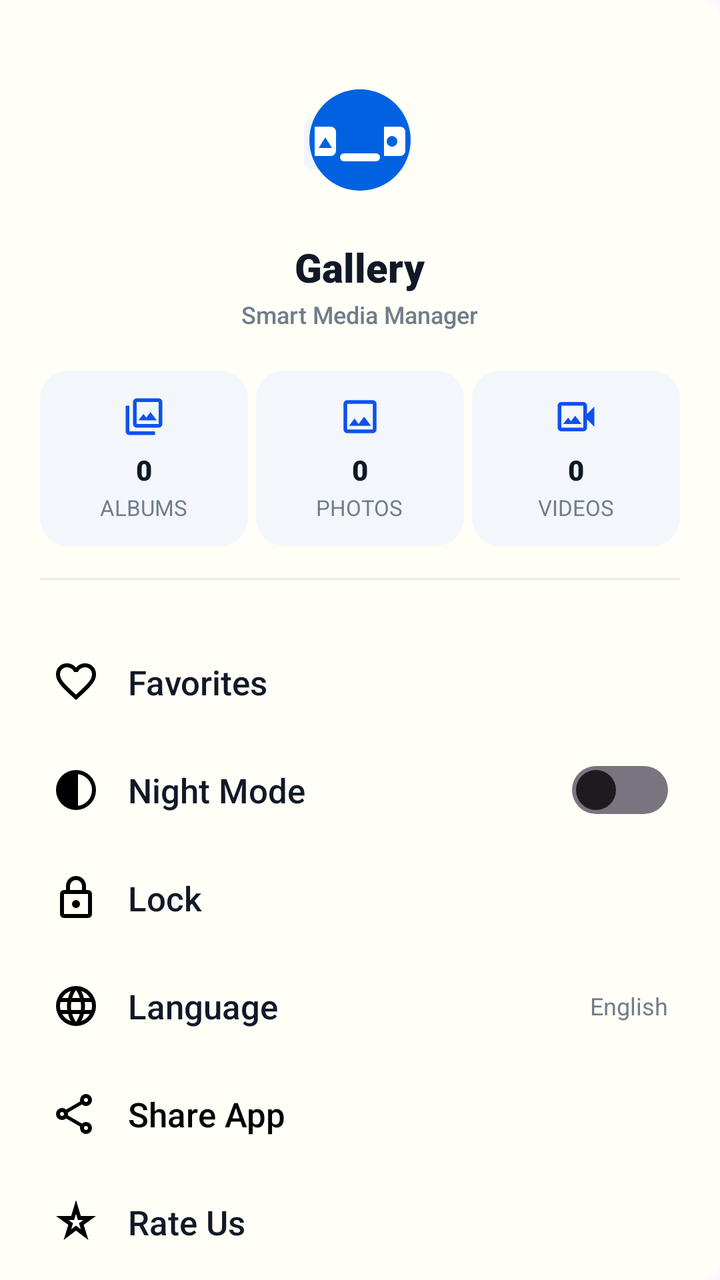
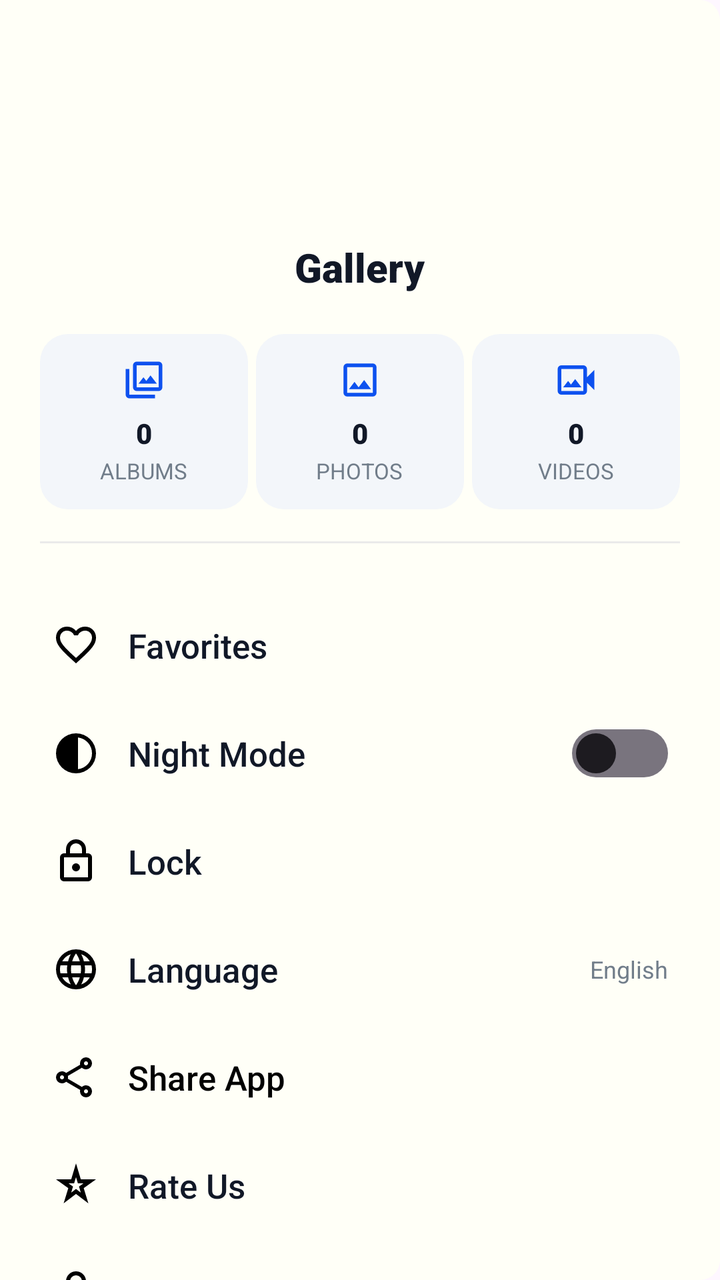

Screens rendered from an Android XML layout before and after an edit, with the pre-edit source and the edit as a unified diff.
<!-- AndroidManifest.xml: application theme Theme.GalleryApp -->
<!-- res/layout/dialog_side_menu.xml -->
<androidx.core.widget.NestedScrollView xmlns:android="http://schemas.android.com/apk/res/android"
    xmlns:app="http://schemas.android.com/apk/res-auto"
    android:layout_width="match_parent"
    android:layout_height="match_parent"
    android:background="@drawable/bg_side_drawer_rounded"
    android:fillViewport="true"
    android:fitsSystemWindows="true"
    android:overScrollMode="never">

    <LinearLayout
        android:layout_width="match_parent"
        android:layout_height="wrap_content"
        android:orientation="vertical"
        android:paddingHorizontal="20dp"
        android:paddingTop="30dp"
        android:paddingBottom="30dp">

        <LinearLayout
            android:layout_width="match_parent"
            android:layout_height="wrap_content"
            android:gravity="center"
            android:orientation="vertical">

            <ImageView
                android:layout_width="80dp"
                android:layout_height="80dp"
                android:src="@drawable/ic_lumina_logo" />

            <TextView
                android:layout_width="wrap_content"
                android:layout_height="wrap_content"
                android:layout_marginTop="10dp"
                android:fontFamily="sans-serif-black"
                android:text="@string/app_name"
                android:textColor="@color/lumina_text_title"
                android:textSize="20sp"
                android:textStyle="bold" />

            <TextView
                android:layout_width="wrap_content"
                android:layout_height="wrap_content"
                android:layout_marginTop="2dp"
                android:fontFamily="sans-serif-medium"
                android:text="@string/smart_media_manager"
                android:textColor="@color/lumina_text_secondary"
                android:textSize="12sp" />

        </LinearLayout>

        <LinearLayout
            android:id="@+id/itemcount"
            android:layout_width="match_parent"
            android:layout_height="wrap_content"
            android:layout_marginTop="20dp"
            android:orientation="horizontal"
            android:weightSum="3">

            <LinearLayout
                android:id="@+id/menuCardAlbums"
                android:layout_width="0dp"
                android:layout_height="wrap_content"
                android:layout_marginEnd="4dp"
                android:layout_weight="1"
                android:background="@drawable/bg_drawer_stat_card"
                android:gravity="center"
                android:orientation="vertical"
                android:paddingHorizontal="4dp"
                android:paddingVertical="12dp">

                <ImageView
                    android:layout_width="22dp"
                    android:layout_height="22dp"
                    android:src="@drawable/albums"
                    app:tint="@color/accent_main" />

                <TextView
                    android:id="@+id/tvDrawerAlbumCount"
                    android:layout_width="wrap_content"
                    android:layout_height="wrap_content"
                    android:layout_marginTop="6dp"
                    android:fontFamily="sans-serif-black"
                    android:text="0"
                    android:textColor="@color/lumina_text_title"
                    android:textSize="14sp"
                    android:textStyle="bold" />

                <TextView
                    android:layout_width="wrap_content"
                    android:layout_height="wrap_content"
                    android:layout_marginTop="2dp"
                    android:fontFamily="sans-serif"
                    android:text="@string/albums"
                    android:textColor="@color/lumina_text_secondary"
                    android:textSize="11sp" />

            </LinearLayout>

            <LinearLayout
                android:id="@+id/menuCardPhotos"
                android:layout_width="0dp"
                android:layout_height="wrap_content"
                android:layout_marginEnd="4dp"
                android:layout_weight="1"
                android:background="@drawable/bg_drawer_stat_card"
                android:gravity="center"
                android:orientation="vertical"
                android:paddingHorizontal="4dp"
                android:paddingVertical="12dp">

                <ImageView
                    android:layout_width="22dp"
                    android:layout_height="22dp"
                    android:src="@drawable/photo"
                    app:tint="@color/accent_main" />

                <TextView
                    android:id="@+id/tvDrawerPhotoCount"
                    android:layout_width="wrap_content"
                    android:layout_height="wrap_content"
                    android:layout_marginTop="6dp"
                    android:fontFamily="sans-serif-black"
                    android:text="0"
                    android:textColor="@color/lumina_text_title"
                    android:textSize="14sp"
                    android:textStyle="bold" />

                <TextView
                    android:layout_width="wrap_content"
                    android:layout_height="wrap_content"
                    android:layout_marginTop="2dp"
                    android:fontFamily="sans-serif"
                    android:text="@string/photos"
                    android:textColor="@color/lumina_text_secondary"
                    android:textSize="11sp" />

            </LinearLayout>

            <LinearLayout
                android:id="@+id/menuCardVideos"
                android:layout_width="0dp"
                android:layout_height="wrap_content"
                android:layout_weight="1"
                android:background="@drawable/bg_drawer_stat_card"
                android:gravity="center"
                android:orientation="vertical"
                android:paddingHorizontal="4dp"
                android:paddingVertical="12dp">

                <ImageView
                    android:layout_width="22dp"
                    android:layout_height="22dp"
                    android:src="@drawable/video"
                    app:tint="@color/accent_main" />

                <TextView
                    android:id="@+id/tvDrawerVideoCount"
                    android:layout_width="wrap_content"
                    android:layout_height="wrap_content"
                    android:layout_marginTop="6dp"
                    android:fontFamily="sans-serif-black"
                    android:text="0"
                    android:textColor="@color/lumina_text_title"
                    android:textSize="14sp"
                    android:textStyle="bold" />

                <TextView
                    android:layout_width="wrap_content"
                    android:layout_height="wrap_content"
                    android:layout_marginTop="2dp"
                    android:fontFamily="sans-serif"
                    android:text="@string/videos"
                    android:textColor="@color/lumina_text_secondary"
                    android:textSize="11sp" />

            </LinearLayout>
        </LinearLayout>

        <LinearLayout
            android:id="@+id/cardStorageOverview"
            android:layout_width="match_parent"
            android:layout_height="wrap_content"
            android:layout_marginTop="12dp"
            android:background="@drawable/bg_drawer_stat_card"
            android:orientation="vertical"
            android:padding="12dp"
            android:visibility="gone">

            <LinearLayout
                android:layout_width="match_parent"
                android:layout_height="wrap_content"
                android:gravity="center_vertical"
                android:orientation="horizontal">

                <ImageView
                    android:layout_width="18dp"
                    android:layout_height="18dp"
                    android:src="@drawable/theme"
                    app:tint="@color/lumina_primary" />

                <TextView
                    android:layout_width="0dp"
                    android:layout_height="wrap_content"
                    android:layout_marginStart="8dp"
                    android:layout_weight="1"
                    android:fontFamily="sans-serif-bold"
                    android:text="@string/media_storage"
                    android:textColor="@color/lumina_text_title"
                    android:textSize="13sp"
                    android:textStyle="bold" />

                <TextView
                    android:id="@+id/tvDrawerTotalStorageSize"
                    android:layout_width="wrap_content"
                    android:layout_height="wrap_content"
                    android:fontFamily="sans-serif-black"
                    android:text="0 B"
                    android:textColor="@color/lumina_primary"
                    android:textSize="13sp"
                    android:textStyle="bold" />

            </LinearLayout>

            <TextView
                android:id="@+id/tvDrawerTotalItemCount"
                android:layout_width="match_parent"
                android:layout_height="wrap_content"
                android:layout_marginTop="4dp"
                android:fontFamily="sans-serif"
                android:text="0 Total Media Items"
                android:textColor="@color/lumina_text_secondary"
                android:textSize="11sp" />

        </LinearLayout>

        <View
            android:layout_width="match_parent"
            android:layout_height="1dp"
            android:layout_marginVertical="16dp"
            android:background="#EAEAEA" />

        <LinearLayout
            android:layout_width="match_parent"
            android:layout_height="wrap_content"
            android:orientation="vertical"
            android:paddingVertical="8dp">

            <LinearLayout
                android:id="@+id/menuItemFavorites"
                android:layout_width="match_parent"
                android:layout_height="46dp"
                android:layout_marginTop="4dp"
                android:layout_marginBottom="4dp"
                android:background="?attr/selectableItemBackground"
                android:gravity="center_vertical"
                android:orientation="horizontal"
                android:paddingHorizontal="6dp">

                <ImageView
                    android:layout_width="24dp"
                    android:layout_height="24dp"
                    android:src="@drawable/favorite"
                    app:tint="@color/black" />

                <TextView
                    android:layout_width="0dp"
                    android:layout_height="wrap_content"
                    android:layout_marginStart="14dp"
                    android:layout_weight="1"
                    android:fontFamily="sans-serif-medium"
                    android:text="@string/favorites"
                    android:textColor="@color/lumina_text_title"
                    android:textSize="17sp" />

            </LinearLayout>

            <LinearLayout
                android:id="@+id/menuItemNightMode"
                android:layout_width="match_parent"
                android:layout_height="46dp"
                android:layout_marginTop="4dp"
                android:layout_marginBottom="4dp"
                android:background="?attr/selectableItemBackground"
                android:gravity="center_vertical"
                android:orientation="horizontal"
                android:paddingHorizontal="6dp">


                <ImageView
                    android:layout_width="24dp"
                    android:layout_height="24dp"
                    android:src="@drawable/theme"
                    app:tint="@color/black" />

                <TextView
                    android:layout_width="0dp"
                    android:layout_height="wrap_content"
                    android:layout_marginStart="14dp"
                    android:layout_weight="1"
                    android:fontFamily="sans-serif-medium"
                    android:text="@string/night_mode"
                    android:textColor="@color/lumina_text_title"
                    android:textSize="17sp" />

                <androidx.appcompat.widget.SwitchCompat
                    android:id="@+id/switchNightMode"
                    android:layout_width="wrap_content"
                    android:layout_height="wrap_content"
                    android:background="@null"
                    android:thumb="@drawable/custom_switch_thumb"
                    app:showText="false"
                    app:track="@drawable/custom_switch_track" />
            </LinearLayout>

            <LinearLayout
                android:id="@+id/menuItemLock"
                android:layout_width="match_parent"
                android:layout_height="46dp"
                android:layout_marginTop="4dp"
                android:layout_marginBottom="4dp"
                android:background="?attr/selectableItemBackground"
                android:gravity="center_vertical"
                android:orientation="horizontal"
                android:paddingHorizontal="6dp">


                <ImageView
                    android:layout_width="24dp"
                    android:layout_height="24dp"
                    android:src="@drawable/lock"
                    app:tint="@color/black" />

                <TextView
                    android:layout_width="0dp"
                    android:layout_height="wrap_content"
                    android:layout_marginStart="14dp"
                    android:layout_weight="1"
                    android:fontFamily="sans-serif-medium"
                    android:text="@string/lock"
                    android:textColor="@color/lumina_text_title"
                    android:textSize="17sp" />

            </LinearLayout>

            <LinearLayout
                android:id="@+id/menuItemLanguage"
                android:layout_width="match_parent"
                android:layout_height="46dp"
                android:layout_marginTop="4dp"
                android:layout_marginBottom="4dp"
                android:background="?attr/selectableItemBackground"
                android:gravity="center_vertical"
                android:orientation="horizontal"
                android:paddingHorizontal="6dp">

                <ImageView
                    android:layout_width="24dp"
                    android:layout_height="24dp"
                    android:src="@drawable/language"
                    app:tint="@color/black" />

                <TextView
                    android:layout_width="0dp"
                    android:layout_height="wrap_content"
                    android:layout_marginStart="14dp"
                    android:layout_weight="1"
                    android:fontFamily="sans-serif-medium"
                    android:text="@string/language"
                    android:textColor="@color/lumina_text_title"
                    android:textSize="17sp" />

                <TextView
                    android:id="@+id/tvCurrentLanguage"
                    android:layout_width="wrap_content"
                    android:layout_height="wrap_content"
                    android:fontFamily="sans-serif"
                    android:text="English"
                    android:textColor="@color/lumina_text_secondary"
                    android:textSize="12sp" />

            </LinearLayout>

            <LinearLayout
                android:id="@+id/menuItemShareApp"
                android:layout_width="match_parent"
                android:layout_height="46dp"
                android:layout_marginTop="4dp"
                android:layout_marginBottom="4dp"
                android:background="?attr/selectableItemBackground"
                android:gravity="center_vertical"
                android:orientation="horizontal"
                android:paddingHorizontal="6dp">


                <ImageView
                    android:layout_width="24dp"
                    android:layout_height="24dp"
                    android:src="@drawable/share"
                    app:tint="@color/black" />

                <TextView
                    android:layout_width="0dp"
                    android:layout_height="wrap_content"
                    android:layout_marginStart="14dp"
                    android:layout_weight="1"
                    android:fontFamily="sans-serif-medium"
                    android:text="@string/share_app"
                    android:textColor="@color/black"
                    android:textSize="17sp" />

            </LinearLayout>

            <LinearLayout
                android:id="@+id/menuItemRateUs"
                android:layout_width="match_parent"
                android:layout_height="46dp"
                android:layout_marginTop="4dp"
                android:layout_marginBottom="4dp"
                android:background="?attr/selectableItemBackground"
                android:gravity="center_vertical"
                android:orientation="horizontal"
                android:paddingHorizontal="6dp">


                <ImageView
                    android:layout_width="24dp"
                    android:layout_height="24dp"
                    android:src="@drawable/rateus"
                    app:tint="@color/black" />

                <TextView
                    android:layout_width="0dp"
                    android:layout_height="wrap_content"
                    android:layout_marginStart="14dp"
                    android:layout_weight="1"
                    android:fontFamily="sans-serif-medium"
                    android:text="@string/rate_us"
                    android:textColor="@color/lumina_text_title"
                    android:textSize="17sp" />

            </LinearLayout>

            <LinearLayout
                android:id="@+id/menuItemPrivacyPolicy"
                android:layout_width="match_parent"
                android:layout_height="46dp"
                android:layout_marginTop="4dp"
                android:layout_marginBottom="4dp"
                android:background="?attr/selectableItemBackground"
                android:gravity="center_vertical"
                android:orientation="horizontal"
                android:paddingHorizontal="6dp">


                <ImageView
                    android:layout_width="24dp"
                    android:layout_height="24dp"
                    android:src="@drawable/lock"
                    app:tint="@color/black" />

                <TextView
                    android:layout_width="0dp"
                    android:layout_height="wrap_content"
                    android:layout_marginStart="14dp"
                    android:layout_weight="1"
                    android:fontFamily="sans-serif-medium"
                    android:text="@string/privacy_policy"
                    android:textColor="@color/lumina_text_title"
                    android:textSize="17sp" />

            </LinearLayout>

            <LinearLayout
                android:id="@+id/menuItemSettings"
                android:layout_width="match_parent"
                android:layout_height="46dp"
                android:layout_marginTop="4dp"
                android:layout_marginBottom="4dp"
                android:background="?attr/selectableItemBackground"
                android:gravity="center_vertical"
                android:orientation="horizontal"
                android:paddingHorizontal="6dp"
                android:visibility="gone">


                <ImageView
                    android:layout_width="24dp"
                    android:layout_height="24dp"
                    android:src="@drawable/setting"
                    app:tint="@color/black" />

                <TextView
                    android:layout_width="0dp"
                    android:layout_height="wrap_content"
                    android:layout_marginStart="14dp"
                    android:layout_weight="1"
                    android:fontFamily="sans-serif-medium"
                    android:text="@string/settings"
                    android:textColor="@color/lumina_text_title"
                    android:textSize="17sp" />

            </LinearLayout>

        </LinearLayout>
    </LinearLayout>
</androidx.core.widget.NestedScrollView>
<!-- resources referenced by this layout -->
<resources>
  <color name="accent_main">#0d51ef</color>
  <color name="black">#FF000000</color>
  <color name="lumina_primary">#0062E0</color>
  <color name="lumina_text_secondary">#717D8A</color>
  <color name="lumina_text_title">#111827</color>
  <!-- drawable bg_drawer_stat_card (drawable) -->
  <?xml version="1.0" encoding="utf-8"?>
  <shape xmlns:android="http://schemas.android.com/apk/res/android"
      android:shape="rectangle">
      <solid android:color="#F3F6FA" />
      <corners android:radius="14dp" />
  </shape>
  <!-- drawable bg_side_drawer_rounded (drawable) -->
  <?xml version="1.0" encoding="utf-8"?>
  <shape xmlns:android="http://schemas.android.com/apk/res/android"
      android:shape="rectangle">
      <solid android:color="@color/white" />
      <corners
          android:topRightRadius="10dp"
          android:bottomRightRadius="10dp"
          android:topLeftRadius="0dp"
          android:bottomLeftRadius="0dp" />
  </shape>
  <!-- drawable ic_lumina_logo (drawable) -->
  <?xml version="1.0" encoding="utf-8"?>
  <vector xmlns:android="http://schemas.android.com/apk/res/android"
      android:width="120dp"
      android:height="120dp"
      android:viewportWidth="120"
      android:viewportHeight="120">
  
      
      <path
          android:fillColor="#F0F5FD"
          android:pathData="M24,44 h24 a6,6 0 0 1 6,6 v26 a6,6 0 0 1 -6,6 h-24 a6,6 0 0 1 -6,-6 v-26 a6,6 0 0 1 6,-6 z" />
      <path
          android:fillColor="#0062E0"
          android:pathData="M26,68 L33,56 L40,68 Z" />
  
      
      <path
          android:fillColor="#F0F5FD"
          android:pathData="M66,44 h24 a6,6 0 0 1 6,6 v26 a6,6 0 0 1 -6,6 h-24 a6,6 0 0 1 -6,-6 v-26 a6,6 0 0 1 6,-6 z" />
      <path
          android:fillColor="#0062E0"
          android:pathData="M78,61 m-5,0 a5,5 0 1,1 10,0 a5,5 0 1,1 -10,0" />
  
      
      <path
          android:fillColor="#0062E0"
          android:pathData="M60,60 m-38,0 a38,38 0 1,1 76,0 a38,38 0 1,1 -76,0" />
  
      
      <path
          android:fillColor="#FFFFFF"
          android:pathData="M26,50 h12 a4,4 0 0 1 4,4 v14 a4,4 0 0 1 -4,4 h-12 z" />
      <path
          android:fillColor="#0062E0"
          android:pathData="M29,66 L34,58 L39,66 Z" />
  
      
      <path
          android:fillColor="#FFFFFF"
          android:pathData="M78,50 h12 a4,4 0 0 1 4,4 v14 a4,4 0 0 1 -4,4 h-12 z" />
      <path
          android:fillColor="#0062E0"
          android:pathData="M84,61 m-4,0 a4,4 0 1,1 8,0 a4,4 0 1,1 -8,0" />
  
      
      <path
          android:fillColor="#FFFFFF"
          android:pathData="M48,70 h24 a3,3 0 0 1 3,3 v0 a3,3 0 0 1 -3,3 h-24 a3,3 0 0 1 -3,-3 v0 a3,3 0 0 1 3,-3 z" />
  
  </vector>
  <string name="albums">ALBUMS</string>
  <string name="app_name">Gallery</string>
  <string name="favorites">Favorites</string>
  <string name="language">Language</string>
  <string name="lock">Lock</string>
  <string name="media_storage">Media Storage</string>
  <string name="night_mode">Night Mode</string>
  <string name="photos">PHOTOS</string>
  <string name="privacy_policy">Privacy Policy</string>
  <string name="rate_us">Rate Us</string>
  <string name="settings">Settings</string>
  <string name="share_app">Share App</string>
  <string name="smart_media_manager">Smart Media Manager</string>
  <string name="videos">VIDEOS</string>
  <style name="Theme.GalleryApp" parent="Base.Theme.GalleryApp" />
  <color name="white">#FFFFF7</color>
  <color name="switch_track_on">@color/accent_main</color>
  <color name="switch_track_off">#D1D1D6</color>
  <style name="Base.Theme.GalleryApp" parent="Theme.Material3.DayNight.NoActionBar">
          <item name="colorPrimary">@color/lumina_primary</item>
          <item name="colorControlActivated">@color/lumina_primary</item>
      </style>
  <!-- unchanged entries left out for length: 12 -->
</resources>

<!-- the commit's change to res/layout/dialog_side_menu.xml (unified diff, before → after) -->
@@ -24,7 +24,8 @@
             <ImageView
                 android:layout_width="80dp"
                 android:layout_height="80dp"
-                android:src="@drawable/ic_lumina_logo" />
+                android:src="@mipmap/ic_launcher" />
+
 
             <TextView
                 android:layout_width="wrap_content"
@@ -41,6 +42,7 @@
                 android:layout_height="wrap_content"
                 android:layout_marginTop="2dp"
                 android:fontFamily="sans-serif-medium"
+                android:visibility="gone"
                 android:text="@string/smart_media_manager"
                 android:textColor="@color/lumina_text_secondary"
                 android:textSize="12sp" />
<!-- resource entries referenced after the edit -->
@@ -23,57 +23,13 @@
           android:topLeftRadius="0dp"
           android:bottomLeftRadius="0dp" />
   </shape>
-  <!-- drawable ic_lumina_logo (drawable) -->
+  <!-- mipmap ic_launcher (mipmap-anydpi-v26) -->
   <?xml version="1.0" encoding="utf-8"?>
-  <vector xmlns:android="http://schemas.android.com/apk/res/android"
-      android:width="120dp"
-      android:height="120dp"
-      android:viewportWidth="120"
-      android:viewportHeight="120">
-  
-      
-      <path
-          android:fillColor="#F0F5FD"
-          android:pathData="M24,44 h24 a6,6 0 0 1 6,6 v26 a6,6 0 0 1 -6,6 h-24 a6,6 0 0 1 -6,-6 v-26 a6,6 0 0 1 6,-6 z" />
-      <path
-          android:fillColor="#0062E0"
-          android:pathData="M26,68 L33,56 L40,68 Z" />
-  
-      
-      <path
-          android:fillColor="#F0F5FD"
-          android:pathData="M66,44 h24 a6,6 0 0 1 6,6 v26 a6,6 0 0 1 -6,6 h-24 a6,6 0 0 1 -6,-6 v-26 a6,6 0 0 1 6,-6 z" />
-      <path
-          android:fillColor="#0062E0"
-          android:pathData="M78,61 m-5,0 a5,5 0 1,1 10,0 a5,5 0 1,1 -10,0" />
-  
-      
-      <path
-          android:fillColor="#0062E0"
-          android:pathData="M60,60 m-38,0 a38,38 0 1,1 76,0 a38,38 0 1,1 -76,0" />
-  
-      
-      <path
-          android:fillColor="#FFFFFF"
-          android:pathData="M26,50 h12 a4,4 0 0 1 4,4 v14 a4,4 0 0 1 -4,4 h-12 z" />
-      <path
-          android:fillColor="#0062E0"
-          android:pathData="M29,66 L34,58 L39,66 Z" />
-  
-      
-      <path
-          android:fillColor="#FFFFFF"
-          android:pathData="M78,50 h12 a4,4 0 0 1 4,4 v14 a4,4 0 0 1 -4,4 h-12 z" />
-      <path
-          android:fillColor="#0062E0"
-          android:pathData="M84,61 m-4,0 a4,4 0 1,1 8,0 a4,4 0 1,1 -8,0" />
-  
-      
-      <path
-          android:fillColor="#FFFFFF"
-          android:pathData="M48,70 h24 a3,3 0 0 1 3,3 v0 a3,3 0 0 1 -3,3 h-24 a3,3 0 0 1 -3,-3 v0 a3,3 0 0 1 3,-3 z" />
-  
-  </vector>
+  <adaptive-icon xmlns:android="http://schemas.android.com/apk/res/android">
+      <background android:drawable="@drawable/ic_launcher_background"/>
+      <foreground android:drawable="@mipmap/ic_launcher_foreground"/>
+      <monochrome android:drawable="@mipmap/ic_launcher_foreground"/>
+  </adaptive-icon>
   <string name="albums">ALBUMS</string>
   <string name="app_name">Gallery</string>
   <string name="favorites">Favorites</string>
@@ -92,6 +48,7 @@
   <color name="white">#FFFFF7</color>
   <color name="switch_track_on">@color/accent_main</color>
   <color name="switch_track_off">#D1D1D6</color>
+  <!-- drawable ic_launcher_background: vector/xml drawable (drawable, 4866 chars, omitted) -->
   <style name="Base.Theme.GalleryApp" parent="Theme.Material3.DayNight.NoActionBar">
           <item name="colorPrimary">@color/lumina_primary</item>
           <item name="colorControlActivated">@color/lumina_primary</item>
